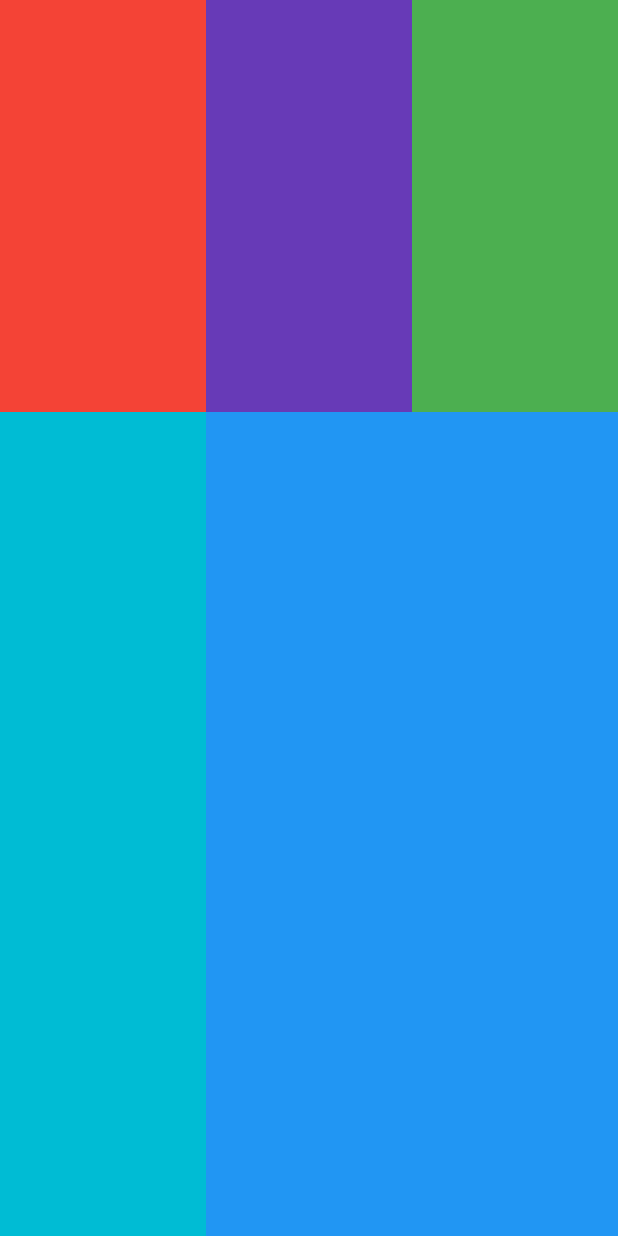
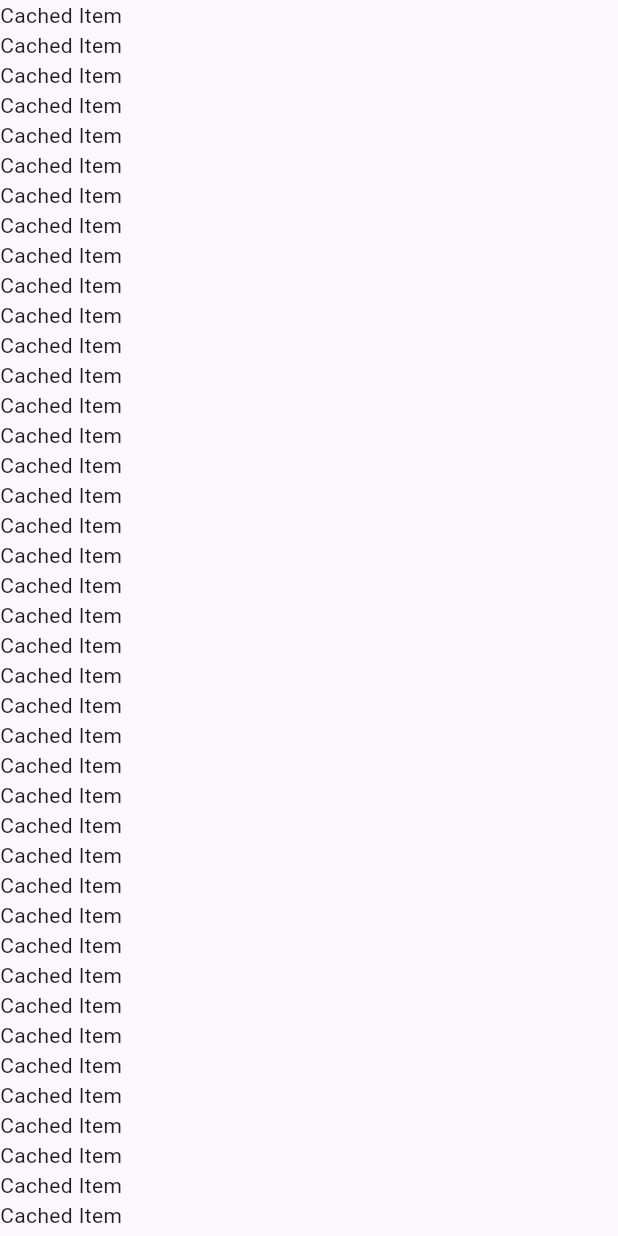
Before and after one commit to HeySitam/widget_experiment, a Flutter app: the screen it shows after launch, on a phone screen of 412 x 824 dp. Run offline on Flutter 3.47's test engine with Material 3 defaults, Android fonts, the phone set to English and light mode, and no system bars.

Commit message:
Some more changes are done

```diff
--- /dev/null
+++ b/lib/cached_list_screen.dart
@@ -0,0 +1,33 @@
+import 'package:flutter/material.dart';
+
+class CachedListScreen extends StatelessWidget {
+  const CachedListScreen({super.key});
+
+  @override
+  Widget build(BuildContext context) {
+    return Scaffold(
+      body: ListView.builder(
+          itemCount: 50,
+          itemBuilder: (context, pos) {
+           return MyListItem();
+      }),
+    );
+  }
+}
+
+class MyListItem extends StatefulWidget {
+  @override
+  _MyListItemState createState() => _MyListItemState();
+}
+
+class _MyListItemState extends State<MyListItem>
+    with AutomaticKeepAliveClientMixin {
+  @override
+  bool get wantKeepAlive => true;
+
+  @override
+  Widget build(BuildContext context) {
+    super.build(context); // Ensure AutomaticKeepAlive works
+    return Text("Cached Item");
+  }
+}
--- a/lib/custom_layout_screen.dart
+++ b/lib/custom_layout_screen.dart
@@ -1,3 +1,5 @@
+import 'dart:developer';
+
 import 'package:flutter/material.dart';
 
 class CustomGridLayoutDelegate extends MultiChildLayoutDelegate {
@@ -39,6 +41,7 @@ class CustomLayoutScreen extends StatelessWidget {
 
   @override
   Widget build(BuildContext context) {
+    log("Text Widget : ${Text("Hello").toStringShort()}");
     return Scaffold(
       body: CustomMultiChildLayout(
           delegate: CustomGridLayoutDelegate(),
--- a/lib/main.dart
+++ b/lib/main.dart
@@ -1,5 +1,6 @@
 import 'package:flutter/material.dart';
 
+import 'cached_list_screen.dart';
 import 'custom_layout_screen.dart';
 import 'demo_screen.dart';
 import 'flow_layout_screen.dart';
@@ -35,7 +36,7 @@ class MyApp extends StatelessWidget {
         colorScheme: ColorScheme.fromSeed(seedColor: Colors.deepPurple),
         useMaterial3: true,
       ),
-      home: CustomLayoutScreen(),
+      home: CachedListScreen(),
     );
   }
 }
```
Also changed, not shown: lib/dart_playground/non_virtual.dart (added, +17 -0 lines), lib/flow_layout_screen.dart (+7 -4 lines).
